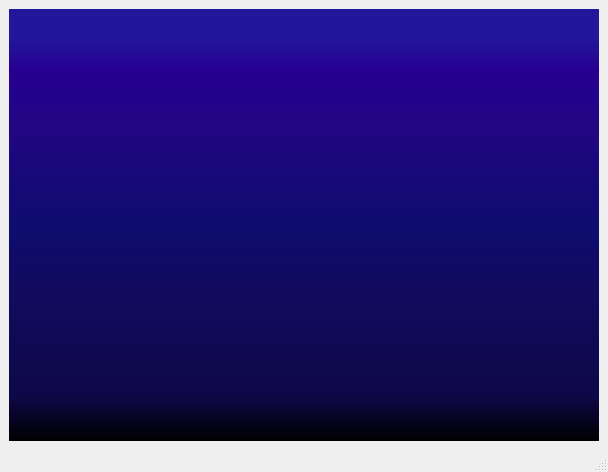
The window that source/SimpleChat/mainwindow.ui (ElizavetaPa17/simple-chat) describes before a commit, drawn with Qt 5.
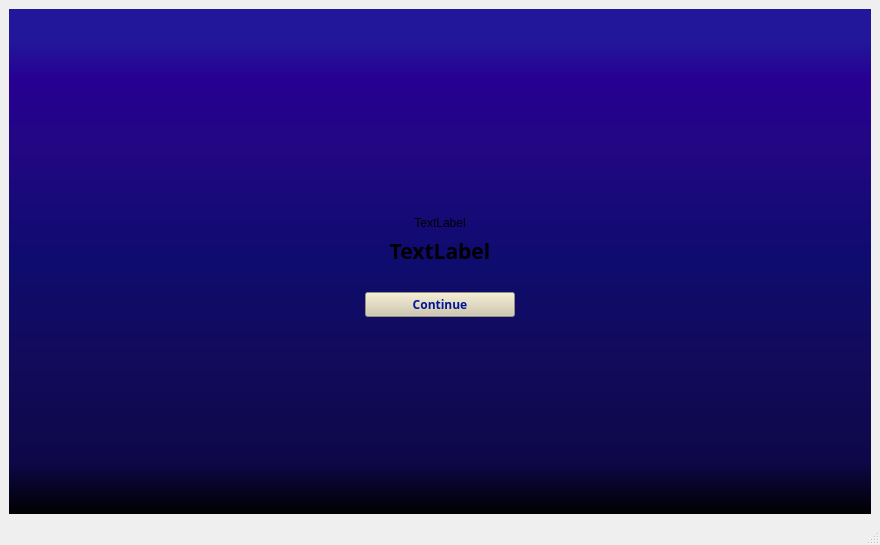
The same window after the commit. The open tabs and pages were chosen to show the change.

Commit message: Create welcome page.

Patch:
```diff
--- a/source/SimpleChat/mainwindow.ui
+++ b/source/SimpleChat/mainwindow.ui
@@ -6,8 +6,8 @@
    <rect>
     <x>0</x>
     <y>0</y>
-    <width>608</width>
-    <height>472</height>
+    <width>880</width>
+    <height>545</height>
    </rect>
   </property>
   <property name="minimumSize">
@@ -203,6 +203,111 @@
         </item>
        </layout>
       </widget>
+      <widget class="QWidget" name="pageUserWelcome">
+       <layout class="QVBoxLayout" name="verticalLayout_3">
+        <item>
+         <spacer name="verticalSpacer_4">
+          <property name="orientation">
+           <enum>Qt::Vertical</enum>
+          </property>
+          <property name="sizeHint" stdset="0">
+           <size>
+            <width>20</width>
+            <height>40</height>
+           </size>
+          </property>
+         </spacer>
+        </item>
+        <item>
+         <layout class="QHBoxLayout" name="horizontalLayout">
+          <property name="topMargin">
+           <number>10</number>
+          </property>
+          <item>
+           <widget class="QLabel" name="welcomeLogoLabel">
+            <property name="maximumSize">
+             <size>
+              <width>150</width>
+              <height>150</height>
+             </size>
+            </property>
+            <property name="text">
+             <string>TextLabel</string>
+            </property>
+            <property name="alignment">
+             <set>Qt::AlignCenter</set>
+            </property>
+           </widget>
+          </item>
+         </layout>
+        </item>
+        <item>
+         <widget class="QLabel" name="welcomeTextLabel">
+          <property name="font">
+           <font>
+            <family>ori1Uni</family>
+            <pointsize>16</pointsize>
+            <bold>true</bold>
+           </font>
+          </property>
+          <property name="text">
+           <string>TextLabel</string>
+          </property>
+          <property name="alignment">
+           <set>Qt::AlignCenter</set>
+          </property>
+         </widget>
+        </item>
+        <item>
+         <layout class="QHBoxLayout" name="horizontalLayout_2">
+          <property name="topMargin">
+           <number>20</number>
+          </property>
+          <item>
+           <widget class="QPushButton" name="continueButton">
+            <property name="maximumSize">
+             <size>
+              <width>150</width>
+              <height>16777215</height>
+             </size>
+            </property>
+            <property name="font">
+             <font>
+              <family>ori1Uni</family>
+              <bold>true</bold>
+             </font>
+            </property>
+            <property name="cursor">
+             <cursorShape>PointingHandCursor</cursorShape>
+            </property>
+            <property name="styleSheet">
+             <string notr="true">QPushButton#continueButton {	 
+	color: rgb(0, 22, 150);
+	background-color: rgb(206, 198, 170);
+}</string>
+            </property>
+            <property name="text">
+             <string>Continue</string>
+            </property>
+           </widget>
+          </item>
+         </layout>
+        </item>
+        <item>
+         <spacer name="verticalSpacer_3">
+          <property name="orientation">
+           <enum>Qt::Vertical</enum>
+          </property>
+          <property name="sizeHint" stdset="0">
+           <size>
+            <width>20</width>
+            <height>40</height>
+           </size>
+          </property>
+         </spacer>
+        </item>
+       </layout>
+      </widget>
      </widget>
     </item>
    </layout>
```
Left out of the diff: 2 changed lines with no effect on the pictures. The commit also changes 9 other files.
